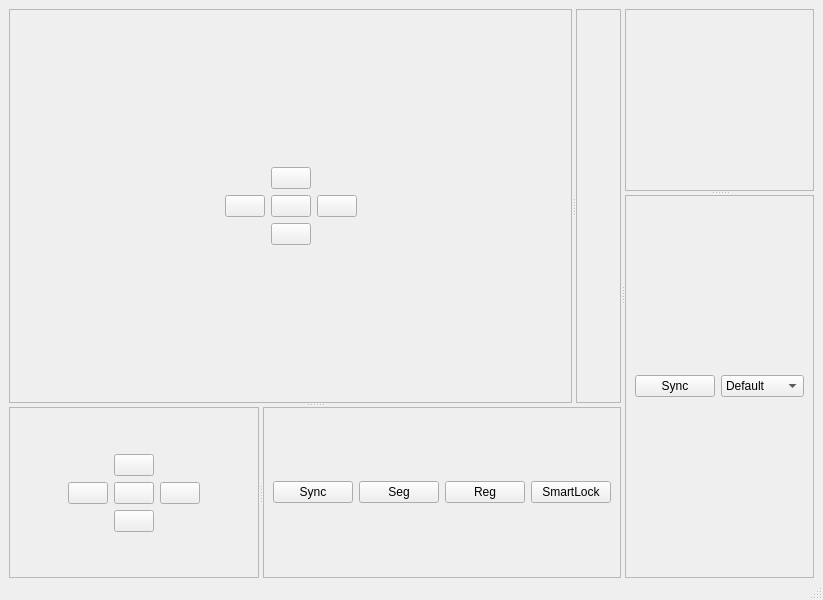
This is vtk/SmartLock3.ui in timeanddoctor/pystuff as Qt 5 draws it before an edit. The edited form follows.
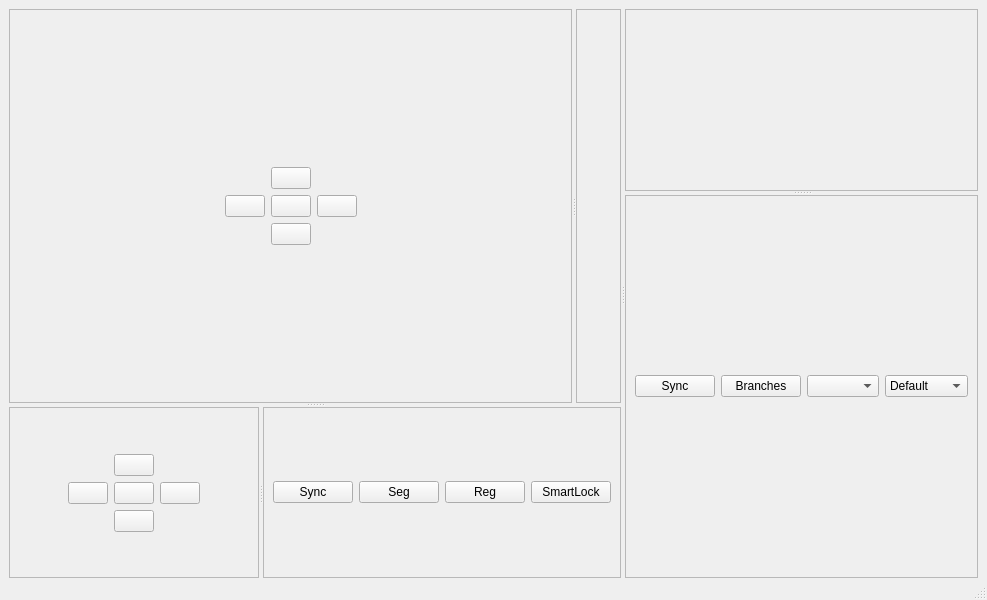
This is the edited form.

```diff
--- a/vtk/SmartLock3.ui
+++ b/vtk/SmartLock3.ui
@@ -354,6 +354,28 @@
              </property>
             </widget>
            </item>
+           <item>
+            <widget class="QPushButton" name="btnBranches">
+             <property name="text">
+              <string>Branches</string>
+             </property>
+             <property name="checkable">
+              <bool>true</bool>
+             </property>
+            </widget>
+           </item>
+           <item>
+            <widget class="QComboBox" name="cboxBranches">
+             <property name="geometry">
+              <rect>
+               <x>120</x>
+               <y>60</y>
+               <width>53</width>
+               <height>22</height>
+              </rect>
+             </property>
+            </widget>
+           </item>
            <item>
             <spacer name="horizontalSpacer_4">
              <property name="orientation">
```
